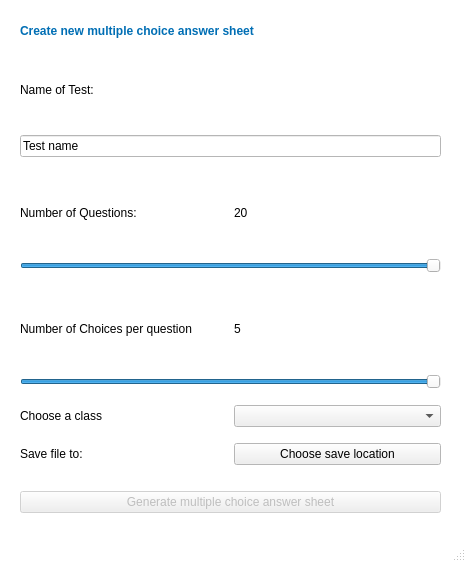
This is omr/interface/UI/answersheet_generator.ui in ccszwg/Exam-OMR as Qt 5 draws it before an edit. The edited form follows.
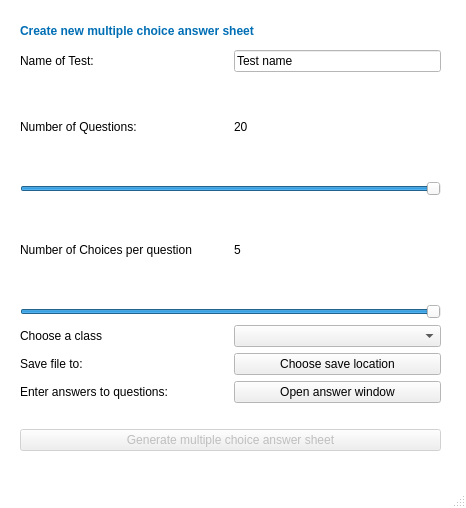
This is the edited form.

The edit to the form file:
```diff
--- a/omr/interface/UI/answersheet_generator.ui
+++ b/omr/interface/UI/answersheet_generator.ui
@@ -7,7 +7,7 @@
     <x>0</x>
     <y>0</y>
     <width>466</width>
-    <height>562</height>
+    <height>508</height>
    </rect>
   </property>
   <property name="palette">
@@ -87,10 +87,13 @@
       <x>20</x>
       <y>50</y>
       <width>421</width>
-      <height>463</height>
+      <height>401</height>
      </rect>
     </property>
     <layout class="QVBoxLayout" name="verticalLayout">
+     <property name="spacing">
+      <number>6</number>
+     </property>
      <item>
       <layout class="QHBoxLayout" name="horizontalLayout_4">
        <item>
@@ -106,8 +109,6 @@
          </property>
         </widget>
        </item>
-      </layout>
-     </item>
      <item>
       <widget class="QLineEdit" name="textbox_testname">
        <property name="sizePolicy">
@@ -121,21 +122,7 @@
        </property>
       </widget>
      </item>
-     <item>
-      <spacer name="verticalSpacer_4">
-       <property name="orientation">
-        <enum>Qt::Vertical</enum>
-       </property>
-       <property name="sizeType">
-        <enum>QSizePolicy::Fixed</enum>
-       </property>
-       <property name="sizeHint" stdset="0">
-        <size>
-         <width>20</width>
-         <height>10</height>
-        </size>
-       </property>
-      </spacer>
+      </layout>
      </item>
      <item>
       <layout class="QHBoxLayout" name="horizontalLayout">
@@ -183,22 +170,6 @@
        </property>
       </widget>
      </item>
-     <item>
-      <spacer name="verticalSpacer">
-       <property name="orientation">
-        <enum>Qt::Vertical</enum>
-       </property>
-       <property name="sizeType">
-        <enum>QSizePolicy::Fixed</enum>
-       </property>
-       <property name="sizeHint" stdset="0">
-        <size>
-         <width>20</width>
-         <height>10</height>
-        </size>
-       </property>
-      </spacer>
-     </item>
      <item>
       <layout class="QHBoxLayout" name="horizontalLayout_2">
        <item>
@@ -239,22 +210,6 @@
        </property>
       </widget>
      </item>
-     <item>
-      <spacer name="verticalSpacer_2">
-       <property name="orientation">
-        <enum>Qt::Vertical</enum>
-       </property>
-       <property name="sizeType">
-        <enum>QSizePolicy::Fixed</enum>
-       </property>
-       <property name="sizeHint" stdset="0">
-        <size>
-         <width>20</width>
-         <height>10</height>
-        </size>
-       </property>
-      </spacer>
-     </item>
      <item>
       <layout class="QHBoxLayout" name="horizontalLayout_3">
        <item>
@@ -269,22 +224,6 @@
        </item>
       </layout>
      </item>
-     <item>
-      <spacer name="verticalSpacer_3">
-       <property name="orientation">
-        <enum>Qt::Vertical</enum>
-       </property>
-       <property name="sizeType">
-        <enum>QSizePolicy::Fixed</enum>
-       </property>
-       <property name="sizeHint" stdset="0">
-        <size>
-         <width>20</width>
-         <height>10</height>
-        </size>
-       </property>
-      </spacer>
-     </item>
      <item>
       <layout class="QHBoxLayout" name="horizontalLayout_5">
        <item>
@@ -303,6 +242,24 @@
        </item>
       </layout>
      </item>
+     <item>
+      <layout class="QHBoxLayout" name="horizontalLayout_6">
+       <item>
+        <widget class="QLabel" name="label_8">
+         <property name="text">
+          <string>Enter answers to questions:</string>
+         </property>
+        </widget>
+       </item>
+       <item>
+        <widget class="QPushButton" name="button_answers">
+         <property name="text">
+          <string>Open answer window</string>
+         </property>
+        </widget>
+       </item>
+      </layout>
+     </item>
      <item>
       <widget class="QLabel" name="label_savelocation">
        <property name="sizePolicy">
```
Lines whose indentation alone changed are shown as unchanged.
